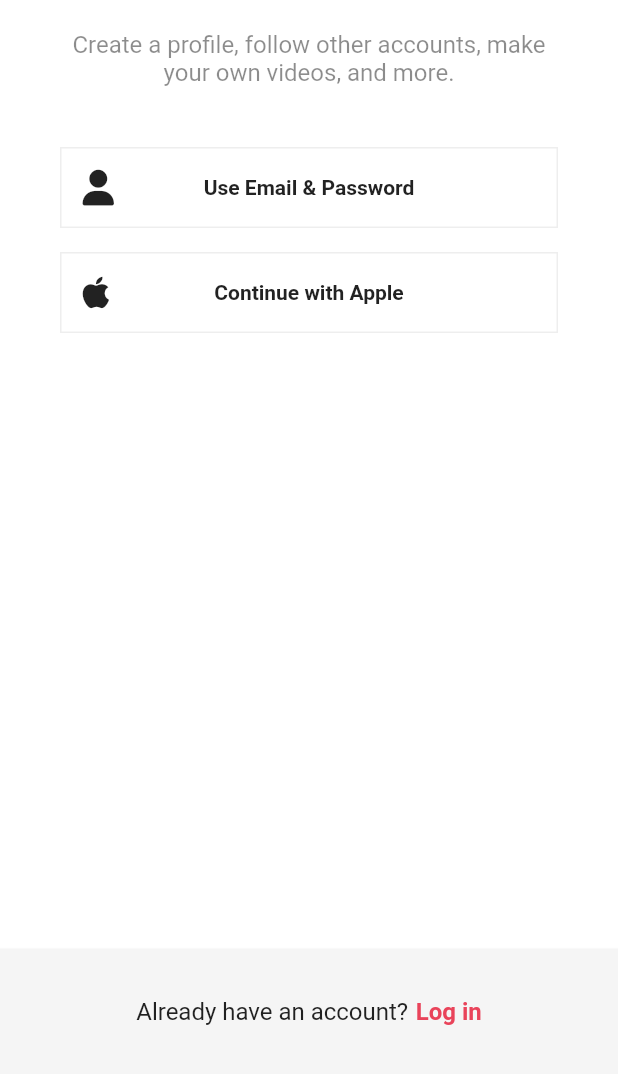
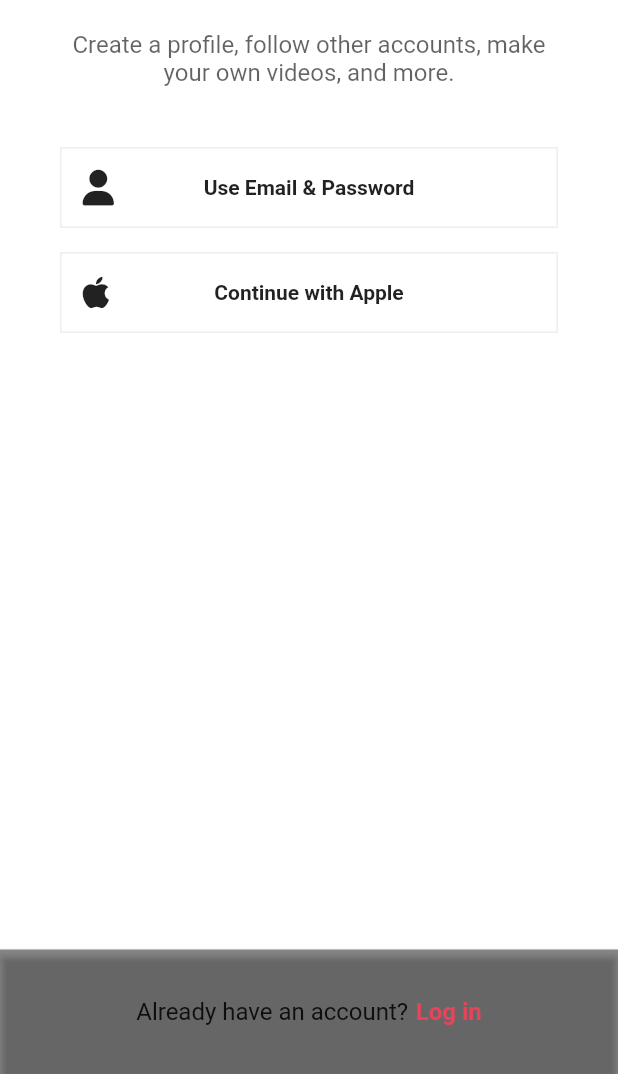
Before and after one commit to imonkfcwifi/tiktok, a Flutter app: the SignUpScreen screen opened directly, on a phone screen of 412 x 824 dp, the part 162-1236 px from its top. Run offline on Flutter 3.47's test engine with Material 2 defaults, Android fonts, the phone set to English and light mode, and no system bars; our stand-ins replace font_awesome_flutter, video_player, visibility_detector.

Commit message:
ThemeMode

```diff
--- a/lib/features/authentication/sign_up_screen.dart
+++ b/lib/features/authentication/sign_up_screen.dart
@@ -1,5 +1,6 @@
 import 'package:flutter/material.dart';
 import 'package:font_awesome_flutter/font_awesome_flutter.dart';
+import 'package:tiktok_clone/utils.dart';
 
 import '../../constants/gaps.dart';
 import '../../constants/sizes.dart';
@@ -63,13 +64,15 @@ class SignUpScreen extends StatelessWidget {
                     ),
                   ),
                   Gaps.v20,
-                  const Text(
-                    "Create a profile, follow other accounts, make your own videos, and more.",
-                    style: TextStyle(
-                      fontSize: Sizes.size16,
-                      color: Colors.black45,
+                  const Opacity(
+                    opacity: 0.7,
+                    child: Text(
+                      "Create a profile, follow other accounts, make your own videos, and more.",
+                      style: TextStyle(
+                        fontSize: Sizes.size16,
+                      ),
+                      textAlign: TextAlign.center,
                     ),
-                    textAlign: TextAlign.center,
                   ),
                   Gaps.v40,
                   if (orientation == Orientation.portrait) ...[
@@ -110,7 +113,7 @@ class SignUpScreen extends StatelessWidget {
             ),
           ),
           bottomNavigationBar: BottomAppBar(
-            color: Colors.grey.shade100,
+            color: isDartMode(context) ? Colors.grey.shade900 : Colors.black45,
             elevation: 2,
             child: Padding(
               padding: const EdgeInsets.symmetric(
--- /dev/null
+++ b/lib/utils.dart
@@ -0,0 +1,4 @@
+import 'package:flutter/material.dart';
+
+bool isDartMode(BuildContext context) =>
+    MediaQuery.of(context).platformBrightness == Brightness.dark;
```
Also changed, not shown: lib/main.dart (+10 -2 lines).
